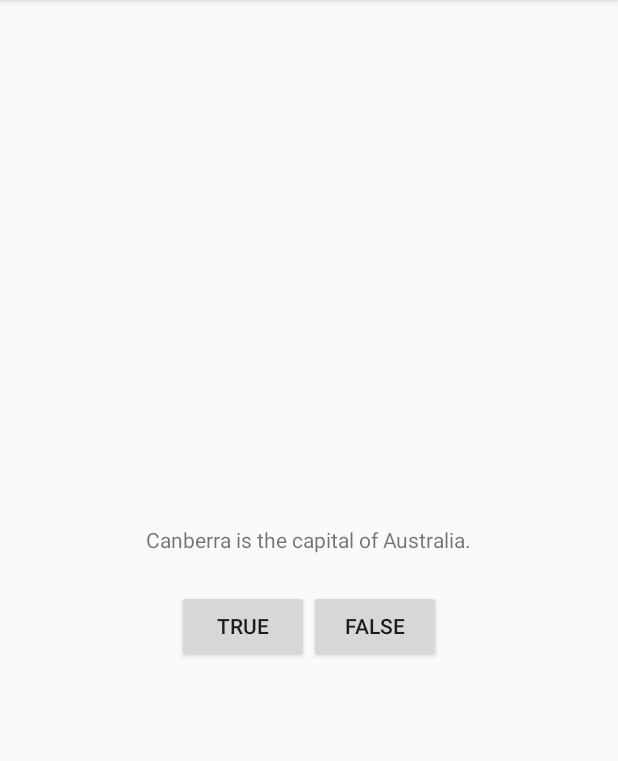
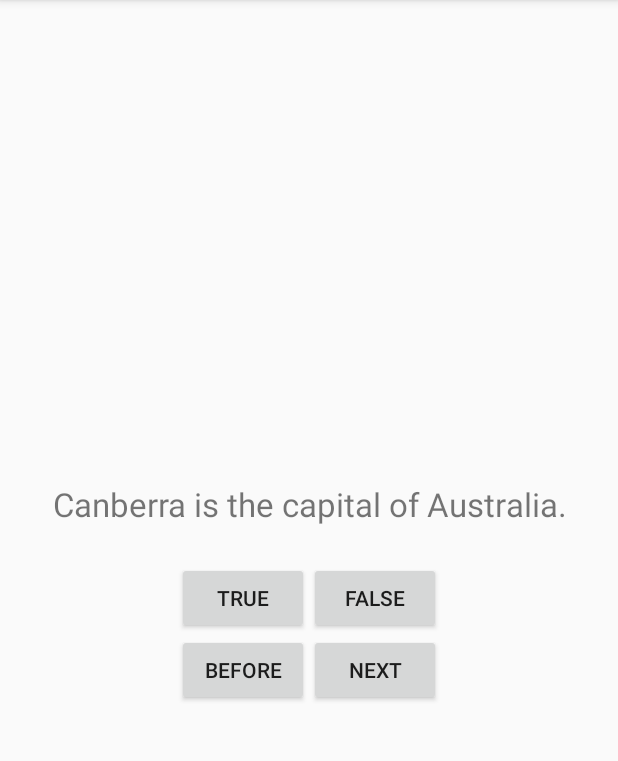
Before and after one commit to Yacovmm/android-geo-quiz-app, an Android app: the screen it shows after launch (MainActivity), on a phone screen of 412 x 824 dp, the part 84-845 px from its top. Run offline under Robolectric (Android 15) with nearby library versions, the phone set to English and light mode, and no system bars.

Commit message:
Added questions and before and next feature

```diff
--- a/app/src/main/java/com/yacov/geoquizapp/MainActivity.kt
+++ b/app/src/main/java/com/yacov/geoquizapp/MainActivity.kt
@@ -5,12 +5,27 @@ import android.os.Bundle
 import android.view.Gravity
 import android.view.View
 import android.widget.Button
+import android.widget.TextView
 import android.widget.Toast
+import kotlinx.android.synthetic.main.activity_main.*
 
 class MainActivity : AppCompatActivity() {
 
     private lateinit var trueButton: Button
     private lateinit var falseButton: Button
+    private lateinit var nextButton: Button
+    private lateinit var beforeButton: Button
+    private lateinit var questionTextView: TextView
+
+    private val questionBank = listOf(
+            Question(R.string.question_australia, true),
+            Question(R.string.question_oceans, true),
+            Question(R.string.question_mideast, false),
+            Question(R.string.question_africa, false),
+            Question(R.string.question_americas, true),
+            Question(R.string.question_asia, true))
+
+    private var currentIndex = 0
 
     override fun onCreate(savedInstanceState: Bundle?) {
         super.onCreate(savedInstanceState)
@@ -18,26 +33,56 @@ class MainActivity : AppCompatActivity() {
 
         trueButton = findViewById(R.id.true_button)
         falseButton = findViewById(R.id.false_button)
+        nextButton = findViewById(R.id.next_button)
+        beforeButton = findViewById(R.id.before_button)
+        questionTextView = findViewById(R.id.question_text_view)
 
         //val toast = Toast(this).setGravity(Gravity.TOP, 0, 0).apply{}
 
         trueButton.setOnClickListener { view: View ->
-            val toast = Toast.makeText(
-                    this,
-                    R.string.correct_toast,
-                    Toast.LENGTH_SHORT)
-            toast.setGravity(Gravity.TOP, 0 , 0)
-            toast.show()
+            checkAnswer(true)
         }
 
         falseButton.setOnClickListener { view: View ->
-            val toast = Toast.makeText(
-                    this,
-                    R.string.incorrect_toast,
-                    Toast.LENGTH_SHORT)
-            toast.setGravity(Gravity.CENTER_VERTICAL, 0 , 0)
-            toast.show()
+            checkAnswer(false)
         }
 
+        nextButton.setOnClickListener {
+            currentIndex = (currentIndex + 1) % questionBank.size
+            updateQuestion()
+        }
+
+        beforeButton.setOnClickListener{
+            if(currentIndex == 0) return@setOnClickListener
+            currentIndex = (currentIndex - 1) % questionBank.size
+            updateQuestion()
+        }
+
+        question_text_view.setOnClickListener{
+            currentIndex = (currentIndex + 1) % questionBank.size
+            updateQuestion()
+        }
+
+        updateQuestion()
+
     }
+
+    private fun updateQuestion(){
+        val questionTextResId = questionBank[currentIndex].textResId
+        questionTextView.setText(questionTextResId)
+    }
+
+    private fun checkAnswer(userAnswer: Boolean) {
+        val correctAnswer = questionBank[currentIndex].answer
+
+        val messageResId = if (userAnswer == correctAnswer) {
+            R.string.correct_toast
+        } else {
+            R.string.incorrect_toast
+        }
+
+        Toast.makeText(this, messageResId, Toast.LENGTH_SHORT)
+                .show()
+    }
+
 }
--- /dev/null
+++ b/app/src/main/java/com/yacov/geoquizapp/Question.kt
@@ -0,0 +1,5 @@
+package com.yacov.geoquizapp
+
+import androidx.annotation.StringRes
+
+data class Question(@StringRes val textResId: Int, val answer: Boolean)
--- a/app/src/main/res/layout/activity_main.xml
+++ b/app/src/main/res/layout/activity_main.xml
@@ -9,10 +9,13 @@
     android:gravity="center">
 
     <TextView
+        android:id="@+id/question_text_view"
         android:layout_width="wrap_content"
         android:layout_height="wrap_content"
-        android:text="@string/question_string"
-        android:padding="24dp" />
+        android:gravity="center"
+        android:padding="24dp"
+        android:textSize="22sp"
+        tools:text="@string/question_africa"/>
 
     <LinearLayout
         android:layout_width="wrap_content"
@@ -35,4 +38,24 @@
 
     </LinearLayout>
 
+    <LinearLayout
+        android:layout_width="wrap_content"
+        android:layout_height="wrap_content"
+        android:orientation="horizontal">
+
+        <Button
+            android:id="@+id/before_button"
+            android:layout_width="wrap_content"
+            android:layout_height="wrap_content"
+            android:text="@string/before_button"/>
+
+        <Button
+            android:id="@+id/next_button"
+            android:layout_width="wrap_content"
+            android:layout_height="wrap_content"
+            android:text="@string/next_button"/>
+
+    </LinearLayout>
+
+
 </LinearLayout>
--- a/app/src/main/res/values/strings.xml
+++ b/app/src/main/res/values/strings.xml
@@ -1,8 +1,18 @@
 <resources>
     <string name="app_name">GeoQuizApp</string>
-    <string name="question_string">Canberra is the capital of Australia.</string>
-    <string name="true_button">True</string>
+    <string name="question_australia">Canberra is the capital of Australia.</string>
+    <string name="question_oceans">The Pacific Ocean is larger than
+  the Atlantic Ocean.</string>
+    <string name="question_mideast">The Suez Canal connects the Red Sea
+  and the Indian Ocean.</string>
+    <string name="question_africa">The source of the Nile River is in Egypt.</string>
+    <string name="question_americas">The Amazon River is the longest river
+  in the Americas.</string>
+    <string name="question_asia">Lake Baikal is the world\'s oldest and deepest
+  freshwater lake.</string>    <string name="true_button">True</string>
     <string name="false_button">False</string>
     <string name="correct_toast">Correct!</string>
     <string name="incorrect_toast">Incorrect!</string>
+    <string name="next_button">next</string>
+    <string name="before_button">before</string>
 </resources>
```
